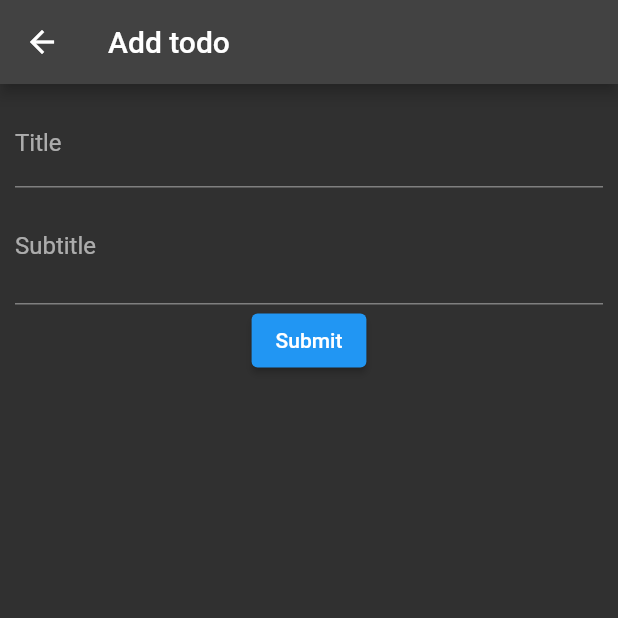
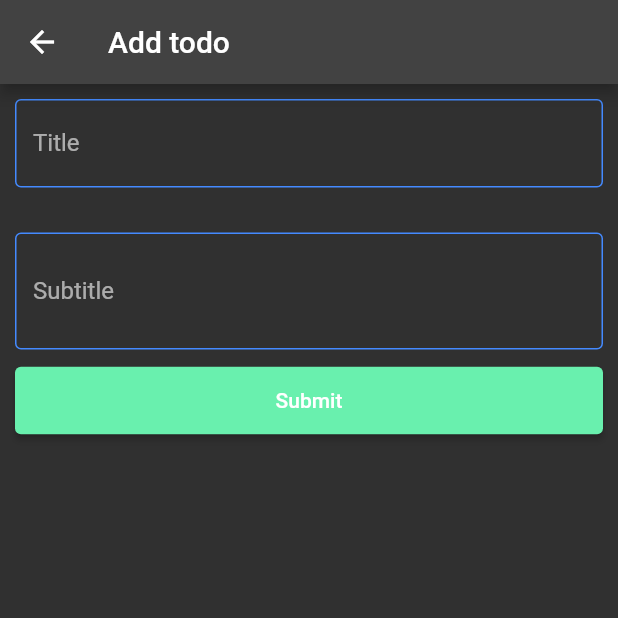
Before and after one commit to moemaair/Flutter-Todo-App, a Flutter app: the screen it shows after launch, after a tap on "Add todo", on a phone screen of 412 x 824 dp, the top half of it. Run offline on Flutter 3.47's test engine with Material 2 defaults, Android fonts, the phone set to English and light mode, and no system bars.

Commit message:
modified submit button

```diff
--- a/lib/screens/form.dart
+++ b/lib/screens/form.dart
@@ -26,23 +26,49 @@ class Todo extends StatelessWidget {
             child:  Column(
               children:  [
                 // add title
-                  TextField(
+                  const TextField(
                         maxLines: 1,
+                        obscureText: true,
                         decoration:  InputDecoration(
                           hintText: 'Picking package',
                           labelText: 'Title',
+                            enabledBorder: OutlineInputBorder(
+                                borderSide: BorderSide(
+                                    width: 1, color: Colors.blueAccent
+                                )
+                            )
                         )
                     ),
+                    const SizedBox(
+                      height: 30,
+                    ),
                 // add subtitle
-                  TextField(
+                    const TextField(
                       minLines:2,
                       maxLines: 5,
                       decoration:  InputDecoration(
-                    hintText: 'downtown post office Box2343',
+                        hintText: 'downtown post office Box 2343',
                         labelText: 'Subtitle',
+                        enabledBorder: OutlineInputBorder(
+                          borderSide: BorderSide(
+                            width: 1, color: Colors.blueAccent
                           )
+                        )
+                      )
+                     )
+                ,
+
+              const SizedBox(
+              height: 10,
             ),
-                  ElevatedButton(onPressed: (){}, child: Text('Submit'),)
+                  Container(
+                    child: ElevatedButton(onPressed: (){},
+                      style: ElevatedButton.styleFrom(
+                        primary: Colors.greenAccent,
+                        minimumSize: Size.fromHeight(45)
+                      ),
+                      child: Text('Submit'),),
+                  )
               ],
             ),
             )
```
Lines whose indentation alone changed are shown as unchanged.
